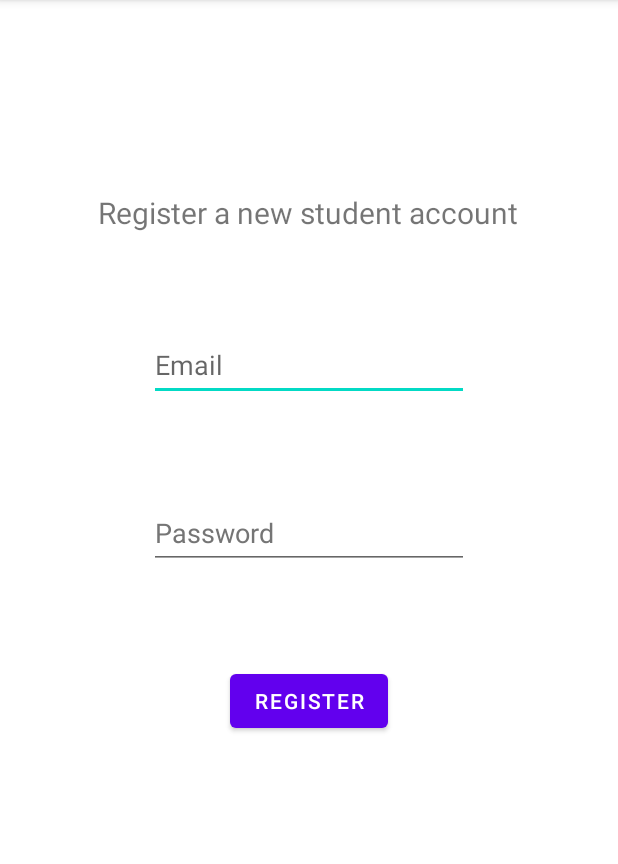
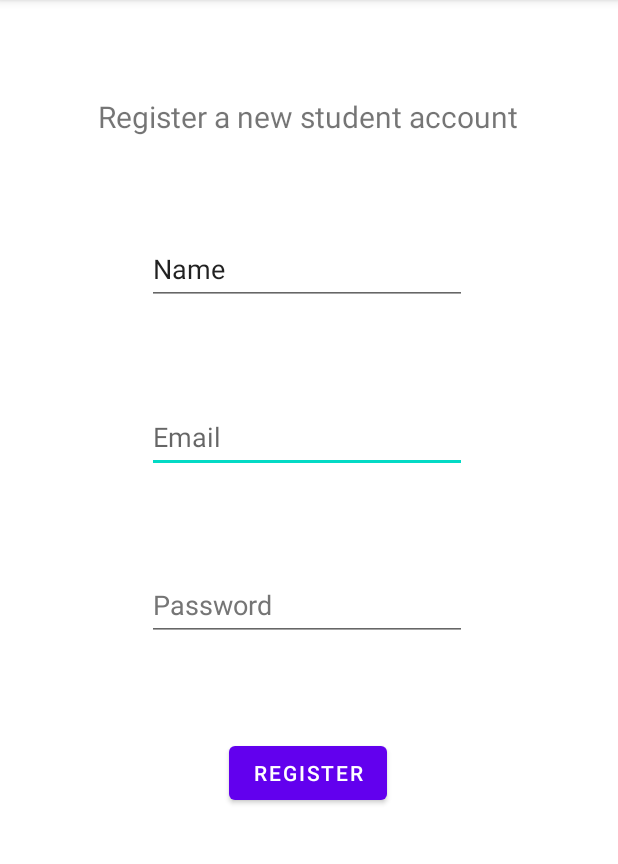
Before and after one commit to philipa18/Community-Service-Tracker, an Android app: the RegistrationActivity screen opened directly, with no data from a screen before it, on a phone screen of 412 x 824 dp, the part 84-948 px from its top. Run offline under Robolectric (Android 15) with nearby library versions, the light colour scheme and no system bars; our stand-ins replace Firebase (no records; nobody signed in at launch, a user with empty details on screens opened directly).

Commit message:
Added field and DB insertion for name

```diff
--- a/app/src/main/java/com/example/communityservicetracker/accountentry/RegistrationActivity.kt
+++ b/app/src/main/java/com/example/communityservicetracker/accountentry/RegistrationActivity.kt
@@ -28,6 +28,7 @@ class RegistrationActivity : AppCompatActivity() {
         mAuth = FirebaseAuth.getInstance()
 
         header = findViewById(R.id.regHeader)
+        userName = findViewById(R.id.nameReg)
         userEmail = findViewById(R.id.emailReg)
         userPassword = findViewById(R.id.passwordReg)
         regBtn = findViewById(R.id.regButton)
@@ -45,6 +46,7 @@ class RegistrationActivity : AppCompatActivity() {
     private fun registerNewUser(accountType: Int) {
         val email: String = userEmail.text.toString()
         val password: String = userPassword.text.toString()
+        val name: String = userName.text.toString()
 
 //        if (!validator.validEmail(email)) {
 //            Toast.makeText(applicationContext, "Please enter valid email...", Toast.LENGTH_LONG).show()
@@ -61,6 +63,7 @@ class RegistrationActivity : AppCompatActivity() {
             if (task.isSuccessful) {
                 val mDB = Firebase.database.reference
                 mDB.child("users").child(task.result.user!!.uid).child("account_type").setValue(accountType)
+                mDB.child("users").child(task.result.user!!.uid).child("name").setValue(name)
                 Toast.makeText(applicationContext, "Registration successful!", Toast.LENGTH_LONG).show()
                 startActivity(Intent(this@RegistrationActivity, SignInActivity::class.java))
             } else {
--- a/app/src/main/res/layout/activity_registration.xml
+++ b/app/src/main/res/layout/activity_registration.xml
@@ -10,11 +10,11 @@
         android:id="@+id/regHeader"
         android:layout_width="wrap_content"
         android:layout_height="wrap_content"
-        android:layout_marginTop="128dp"
+        android:layout_marginTop="64dp"
         android:text="Register a new account"
         android:textSize="20sp"
         app:layout_constraintEnd_toEndOf="parent"
-        app:layout_constraintHorizontal_bias="0.493"
+        app:layout_constraintHorizontal_bias="0.495"
         app:layout_constraintStart_toStartOf="parent"
         app:layout_constraintTop_toTopOf="parent" />
 
@@ -23,29 +23,31 @@
         android:layout_width="wrap_content"
         android:layout_height="wrap_content"
         android:layout_marginTop="64dp"
+        android:autofillHints=""
         android:ems="10"
         android:hint="@string/prompt_email"
         android:inputType="textEmailAddress"
         android:minHeight="48dp"
         app:layout_constraintEnd_toEndOf="parent"
+        app:layout_constraintHorizontal_bias="0.492"
         app:layout_constraintStart_toStartOf="parent"
-        app:layout_constraintTop_toBottomOf="@+id/regHeader"
-        android:autofillHints="" />
+        app:layout_constraintTop_toBottomOf="@+id/nameReg" />
 
     <EditText
         android:id="@+id/passwordReg"
         android:layout_width="wrap_content"
         android:layout_height="wrap_content"
         android:layout_marginTop="64dp"
+        android:autofillHints=""
         android:ems="10"
         android:hint="@string/prompt_password"
         android:inputType="textPassword"
         android:minHeight="48dp"
         android:textColorHint="#757575"
         app:layout_constraintEnd_toEndOf="parent"
+        app:layout_constraintHorizontal_bias="0.492"
         app:layout_constraintStart_toStartOf="parent"
-        app:layout_constraintTop_toBottomOf="@+id/emailReg"
-        android:autofillHints="" />
+        app:layout_constraintTop_toBottomOf="@+id/emailReg" />
 
     <Button
         android:id="@+id/regButton"
@@ -54,7 +56,23 @@
         android:layout_marginTop="64dp"
         android:text="Register"
         app:layout_constraintEnd_toEndOf="parent"
+        app:layout_constraintHorizontal_bias="0.498"
         app:layout_constraintStart_toStartOf="parent"
         app:layout_constraintTop_toBottomOf="@+id/passwordReg" />
 
+    <EditText
+        android:id="@+id/nameReg"
+        android:layout_width="wrap_content"
+        android:layout_height="wrap_content"
+        android:layout_marginTop="64dp"
+        android:ems="10"
+        android:inputType="textPersonName"
+        android:minHeight="48dp"
+        android:text="Name"
+        app:layout_constraintEnd_toEndOf="parent"
+        app:layout_constraintHorizontal_bias="0.492"
+        app:layout_constraintStart_toStartOf="parent"
+        app:layout_constraintTop_toBottomOf="@+id/regHeader"
+        android:autofillHints="" />
+
 </androidx.constraintlayout.widget.ConstraintLayout>
```
